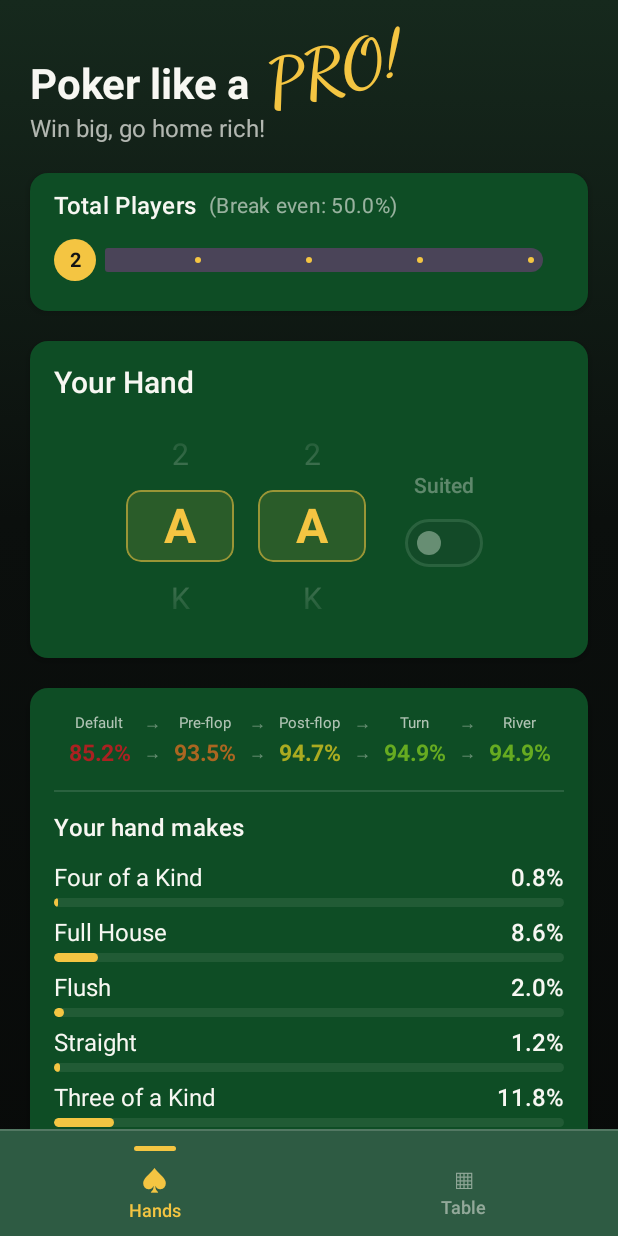
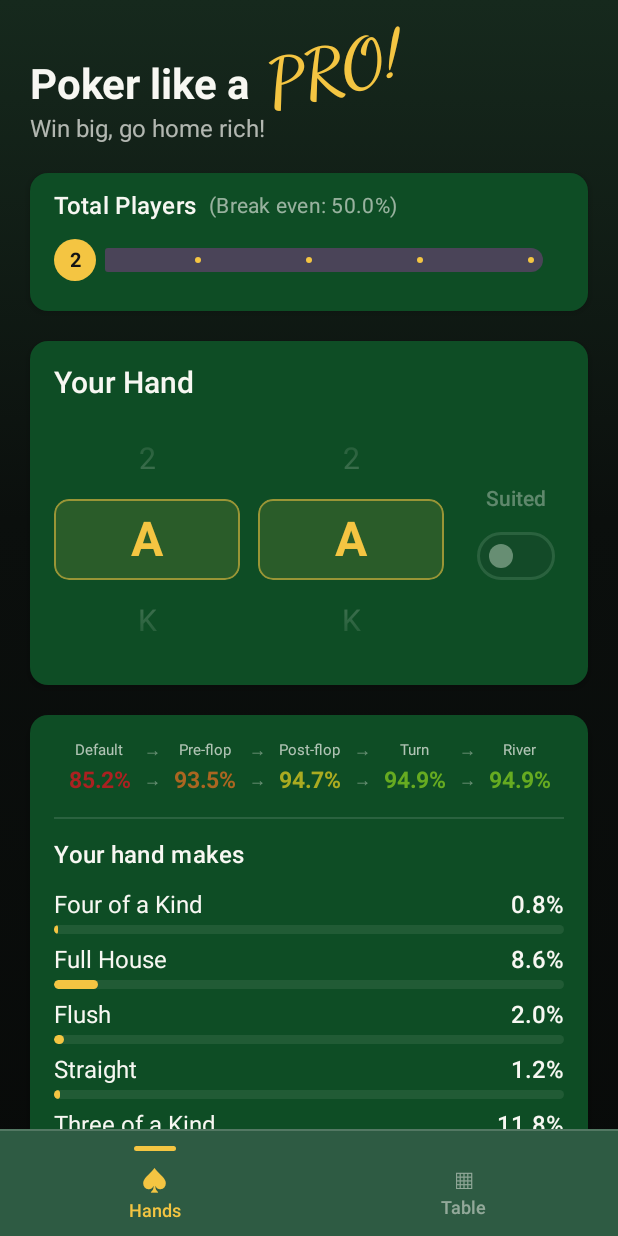
Before and after one commit to vtlinh/Poker-Stats, an Android app built with Jetpack Compose: the screen it shows after launch (MainActivity), on a phone screen of 412 x 824 dp. Run offline under Robolectric (Android 15) with nearby library versions, the phone set to English and light mode, and no system bars.

Commit message:
Bigger touch target for the hand wheels
The rank wheels now expand to fill the row (weight-based) instead of a
fixed 72dp, and each row is taller (54dp), so there's a much wider/taller
draggable area — easier to grab with a finger.

Co-Authored-By: Claude Opus 4.8 <noreply@anthropic.com>
Claude-Session: https://claude.ai/code/session_01D5xi7EShBRkmNiwZD8aWrQ

```diff
--- a/app/src/main/java/com/pokerstats/odds/ui/PokerScreen.kt
+++ b/app/src/main/java/com/pokerstats/odds/ui/PokerScreen.kt
@@ -146,13 +146,14 @@ private fun HandsTab(state: PokerUiState, viewModel: PokerViewModel) {
         SectionCard(title = "Your Hand") {
             Row(
                 modifier = Modifier.fillMaxWidth(),
-                horizontalArrangement = Arrangement.Center,
                 verticalAlignment = Alignment.CenterVertically,
             ) {
-                RankWheel(state.rank1, viewModel::setRank1, Modifier.width(72.dp))
+                // Wheels expand to fill the row so the draggable area is as wide
+                // as possible (easier to grab).
+                RankWheel(state.rank1, viewModel::setRank1, Modifier.weight(1f))
+                Spacer(Modifier.width(12.dp))
+                RankWheel(state.rank2, viewModel::setRank2, Modifier.weight(1f))
                 Spacer(Modifier.width(16.dp))
-                RankWheel(state.rank2, viewModel::setRank2, Modifier.width(72.dp))
-                Spacer(Modifier.width(20.dp))
                 SuitedControl(
                     isPair = state.isPair,
                     suited = state.suited,
@@ -284,7 +285,7 @@ private fun RankWheel(
 ) {
     val ranks = remember { Rank.entries.sortedByDescending { it.value } } // A..2
     val n = ranks.size
-    val itemHeight = 48.dp
+    val itemHeight = 54.dp   // taller rows = a bigger touch target
 
     // Start deep in a virtually-infinite list, aligned so `selected` is centered.
     val start = remember {
```
